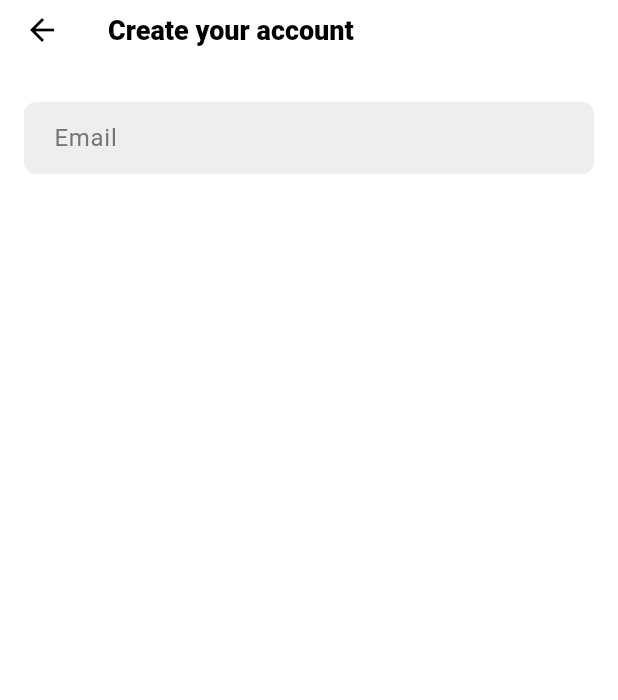
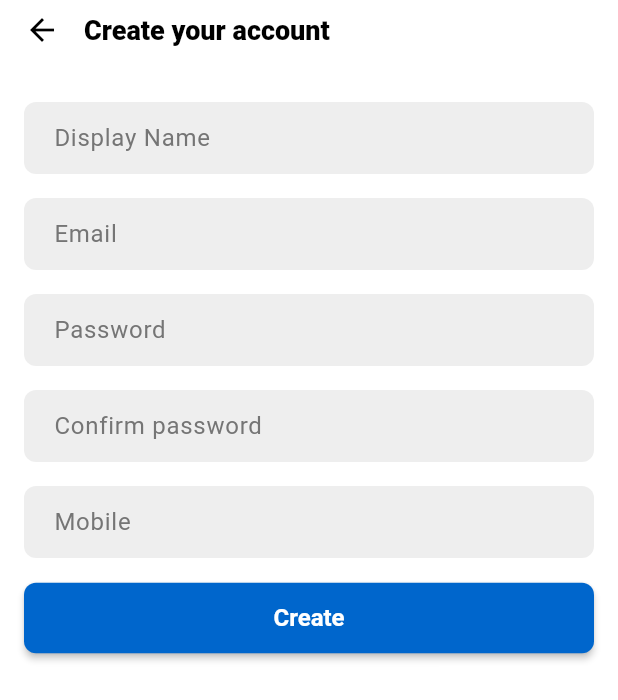
Before and after one commit to sarangvs/Snack_chat, a Flutter app: the ResgisterUserScreen screen opened by its route, on a phone screen of 412 x 824 dp. Shown: the top 700 px of the screen. Run offline on Flutter 3.47's test engine with Material 3 defaults, Android fonts, the light colour scheme and no system bars; our stand-ins replace equatable, flutter_bloc, flutter_svg, get_it, go_router, injectable and 1 more; accounts and stored records are empty.

Commit message:
ui updates

```diff
--- a/lib/presentation/auth/pages/login_screen.dart
+++ b/lib/presentation/auth/pages/login_screen.dart
@@ -16,8 +16,11 @@ class LoginScreen extends StatefulWidget {
 }
 
 class _LoginScreenState extends State<LoginScreen> {
+  final nameController = TextEditingController();
   final emailController = TextEditingController();
   final passwordController = TextEditingController();
+  final confrimPasswordController = TextEditingController();
+  final mobileController = TextEditingController();
   final _formKey = GlobalKey<FormState>();
 
   @override
--- a/lib/presentation/auth/pages/register_user_screen.dart
+++ b/lib/presentation/auth/pages/register_user_screen.dart
@@ -1,5 +1,6 @@
 import 'package:chat_app/core/constants/app_spacing.dart';
 import 'package:chat_app/presentation/auth/widgets/custom_textfield.dart';
+import 'package:chat_app/presentation/widgets/custom_elevated_button.dart';
 import 'package:flutter/material.dart';
 import 'package:go_router/go_router.dart';
 
@@ -11,8 +12,11 @@ class ResgisterUserScreen extends StatefulWidget {
 }
 
 class _ResgisterUserScreenState extends State<ResgisterUserScreen> {
+  final nameController = TextEditingController();
   final emailController = TextEditingController();
   final passwordController = TextEditingController();
+  final confrimPasswordController = TextEditingController();
+  final mobileController = TextEditingController();
   final _formKey = GlobalKey<FormState>();
 
   @override
@@ -30,6 +34,7 @@ class _ResgisterUserScreenState extends State<ResgisterUserScreen> {
     final height = MediaQuery.of(context).size.height;
     return Scaffold(
       appBar: AppBar(
+        titleSpacing: 0,
         title: Text("Create your account", style: themeStyle.titleLarge),
         toolbarHeight: 40,
         backgroundColor: themeColor.scaffoldBackgroundColor,
@@ -50,6 +55,20 @@ class _ResgisterUserScreenState extends State<ResgisterUserScreen> {
               children: [
                 AppSpacing.gap16,
                 CustomTextFormField(
+                  hintText: 'Display Name',
+                  controller: nameController,
+                  keyboardType: TextInputType.emailAddress,
+
+                  validator: (value) {
+                    if (value == null || value.isEmpty) {
+                      return 'Name is required';
+                    }
+
+                    return null;
+                  },
+                ),
+                AppSpacing.gap16,
+                CustomTextFormField(
                   hintText: 'Email',
                   controller: emailController,
                   keyboardType: TextInputType.emailAddress,
@@ -62,6 +81,63 @@ class _ResgisterUserScreenState extends State<ResgisterUserScreen> {
                     return null;
                   },
                 ),
+                AppSpacing.gap16,
+                CustomTextFormField(
+                  hintText: 'Password',
+                  controller: passwordController,
+                  keyboardType: TextInputType.emailAddress,
+
+                  validator: (value) {
+                    if (value == null || value.isEmpty) {
+                      return 'Password is required';
+                    }
+                    if (passwordController.text !=
+                        confrimPasswordController.text) {
+                      return 'Password and confirm password should be same';
+                    }
+
+                    return null;
+                  },
+                ),
+                AppSpacing.gap16,
+                CustomTextFormField(
+                  hintText: 'Confirm password',
+                  controller: confrimPasswordController,
+                  keyboardType: TextInputType.emailAddress,
+
+                  validator: (value) {
+                    if (value == null || value.isEmpty) {
+                      return 'Confirm Password is required';
+                    }
+                    if (passwordController.text !=
+                        confrimPasswordController.text) {
+                      return 'Password and confirm password should be same';
+                    }
+
+                    return null;
+                  },
+                ),
+                AppSpacing.gap16,
+                CustomTextFormField(
+                  hintText: 'Mobile',
+                  controller: mobileController,
+                  keyboardType: TextInputType.emailAddress,
+
+                  validator: (value) {
+                    if (value == null || value.isEmpty) {
+                      return 'Mobile is required';
+                    }
+
+                    return null;
+                  },
+                ),
+                AppSpacing.gap16,
+                CustomElevatedButton(
+                  width: double.infinity,
+                  text: "Create",
+                  backgroundColor: themeColor.primaryColor,
+                  onPressed: () {},
+                ),
               ],
             ),
           ),
```
